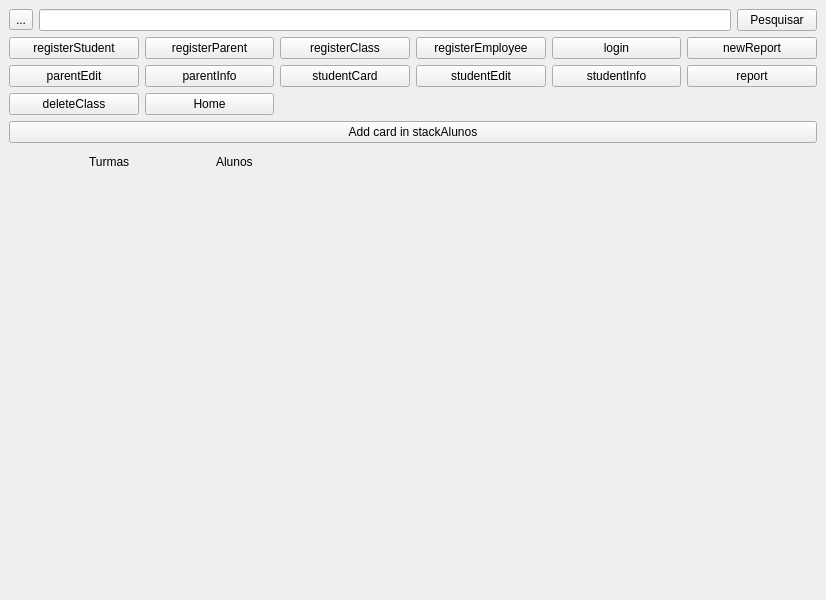
First picture: the form in App/view/ui/homeTest.ui, repository Caiquef80/Gerenciamento-Escolar, before the edit.
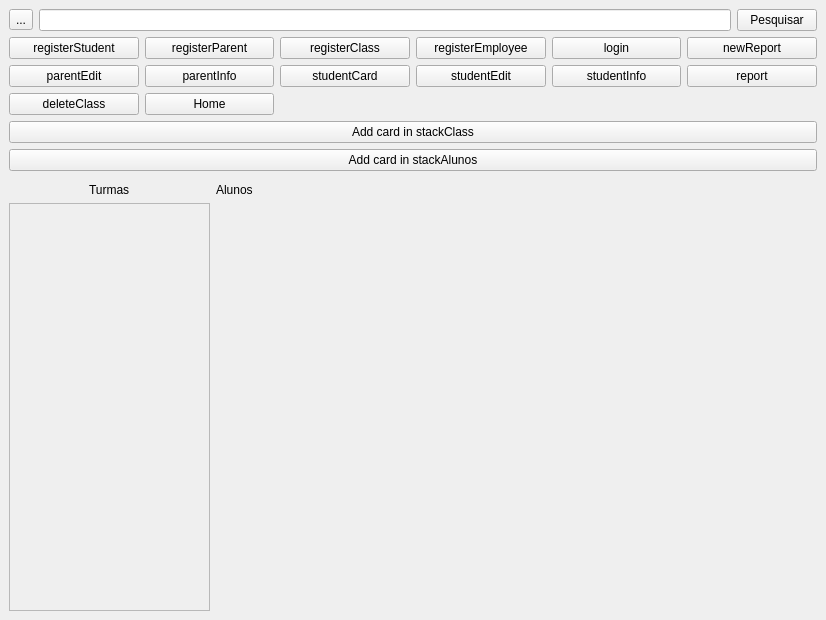
Second picture: the form after the edit.

Commit message:
acessando turmas do banco de dados (#65)
* feat: registerStudentUI concluída

* feat: correção placeholder

* feat: adicionando card turma

* feat: conectando turma com o banco

Patch:
```diff
--- a/App/view/ui/homeTest.ui
+++ b/App/view/ui/homeTest.ui
@@ -7,7 +7,7 @@
     <x>0</x>
     <y>0</y>
     <width>826</width>
-    <height>600</height>
+    <height>620</height>
    </rect>
   </property>
   <property name="minimumSize">
@@ -26,7 +26,7 @@
    <string>MainWindow</string>
   </property>
   <widget class="QWidget" name="centralwidget">
-   <layout class="QVBoxLayout" name="verticalLayout" stretch="0,0,0,0,0">
+   <layout class="QVBoxLayout" name="verticalLayout" stretch="0,0,0,0,0,0">
     <item>
      <layout class="QHBoxLayout" name="horizontalLayout_3" stretch="0,0,0">
       <item>
@@ -150,6 +150,13 @@
       </item>
      </layout>
     </item>
+    <item>
+     <widget class="QPushButton" name="btnCardClass">
+      <property name="text">
+       <string>Add card in stackClass</string>
+      </property>
+     </widget>
+    </item>
     <item>
      <widget class="QPushButton" name="btnAddCard">
       <property name="text">
@@ -170,7 +177,7 @@
     <item>
      <layout class="QHBoxLayout" name="horizontalLayout" stretch="1,3">
       <item>
-       <layout class="QVBoxLayout" name="verticalLayout_2" stretch="0,1">
+       <layout class="QVBoxLayout" name="verticalLayout_2" stretch="0,0">
         <item alignment="Qt::AlignHCenter">
          <widget class="QLabel" name="labelTurmas">
           <property name="text">
@@ -179,7 +186,22 @@
          </widget>
         </item>
         <item>
-         <widget class="QWidget" name="widgetTurmas" native="true"/>
+         <widget class="QScrollArea" name="scrollAreaTurmas">
+          <property name="widgetResizable">
+           <bool>true</bool>
+          </property>
+          <widget class="QWidget" name="scrollAreaWidgetContents">
+           <property name="geometry">
+            <rect>
+             <x>0</x>
+             <y>0</y>
+             <width>196</width>
+             <height>383</height>
+            </rect>
+           </property>
+           <layout class="QVBoxLayout" name="verticalLayout_4"/>
+          </widget>
+         </widget>
         </item>
        </layout>
       </item>
```
The commit also changes 6 other files.
